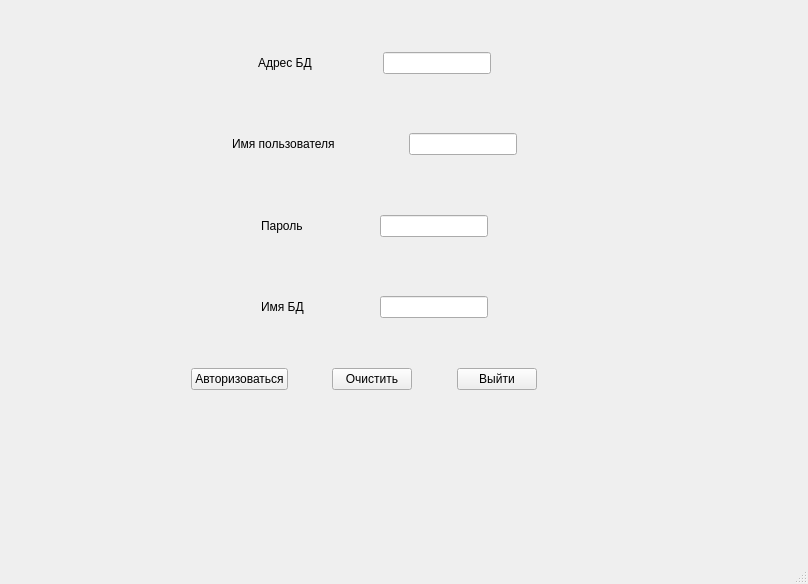
First picture: the form in mainwindow1.ui, repository dimaystinov/Monkey_Navi, before the edit.
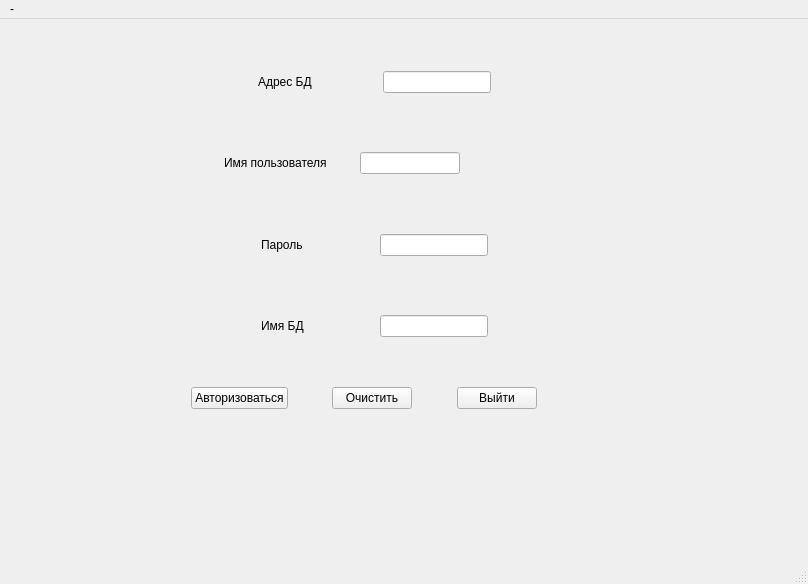
Second picture: the form after the edit.

```diff
--- a/mainwindow1.ui
+++ b/mainwindow1.ui
@@ -171,22 +171,35 @@
          </property>
         </widget>
        </item>
-       <item>
-        <spacer name="horizontalSpacer_5">
-         <property name="orientation">
-          <enum>Qt::Horizontal</enum>
-         </property>
-         <property name="sizeHint" stdset="0">
-          <size>
-           <width>40</width>
-           <height>20</height>
-          </size>
-         </property>
-        </spacer>
-       </item>
        <item>
         <widget class="QLineEdit" name="user"/>
        </item>
+       <item>
+        <spacer name="horizontalSpacer_15">
+         <property name="orientation">
+          <enum>Qt::Horizontal</enum>
+         </property>
+         <property name="sizeHint" stdset="0">
+          <size>
+           <width>40</width>
+           <height>20</height>
+          </size>
+         </property>
+        </spacer>
+       </item>
+       <item>
+        <spacer name="horizontalSpacer_5">
+         <property name="orientation">
+          <enum>Qt::Horizontal</enum>
+         </property>
+         <property name="sizeHint" stdset="0">
+          <size>
+           <width>40</width>
+           <height>20</height>
+          </size>
+         </property>
+        </spacer>
+       </item>
        <item>
         <spacer name="horizontalSpacer_6">
          <property name="orientation">
@@ -346,6 +359,14 @@
      <height>26</height>
     </rect>
    </property>
+   <widget class="QMenu" name="menu">
+    <property name="title">
+     <string>-</string>
+    </property>
+    <addaction name="separator"/>
+    <addaction name="separator"/>
+   </widget>
+   <addaction name="menu"/>
   </widget>
   <widget class="QStatusBar" name="statusbar"/>
  </widget>
```
